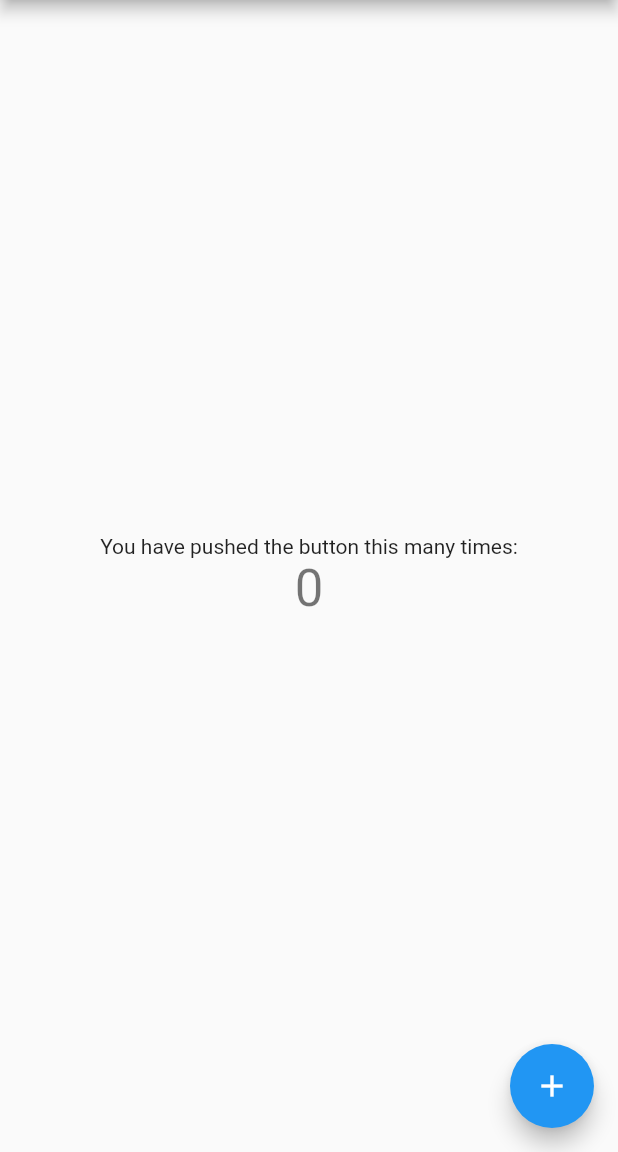
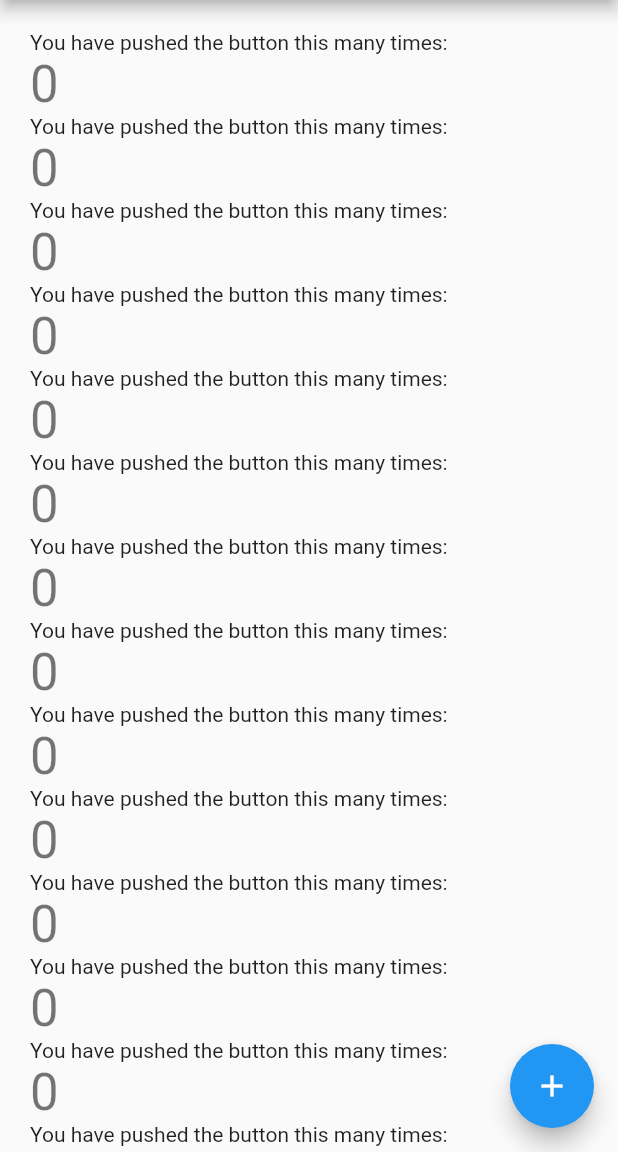
Before and after one commit to zxsylph/flutterapp01, a Flutter app: the screen it shows after launch, on a phone screen of 412 x 824 dp, the part 84-1236 px from its top. Run offline on Flutter 3.47's test engine with Material 2 defaults, Android fonts, the phone set to English and light mode, and no system bars.

Commit message:
try listview

```diff
--- a/lib/main.dart
+++ b/lib/main.dart
@@ -76,22 +76,9 @@ class _MyHomePageState extends State<MyHomePage> {
       body: Center(
           // Center is a layout widget. It takes a single child and positions it
           // in the middle of the parent.
-        child: Column(
-          // Column is also a layout widget. It takes a list of children and
-          // arranges them vertically. By default, it sizes itself to fit its
-          // children horizontally, and tries to be as tall as its parent.
-          //
-          // Invoke "debug painting" (press "p" in the console, choose the
-          // "Toggle Debug Paint" action from the Flutter Inspector in Android
-          // Studio, or the "Toggle Debug Paint" command in Visual Studio Code)
-          // to see the wireframe for each widget.
-          //
-          // Column has various properties to control how it sizes itself and
-          // how it positions its children. Here we use mainAxisAlignment to
-          // center the children vertically; the main axis here is the vertical
-          // axis because Columns are vertical (the cross axis would be
-          // horizontal).
-          mainAxisAlignment: MainAxisAlignment.center,
+          child: ListView(
+        shrinkWrap: true,
+        padding: const EdgeInsets.all(20.0),
         children: <Widget>[
           Text(
             'You have pushed the button this many times:',
@@ -100,9 +87,162 @@ class _MyHomePageState extends State<MyHomePage> {
             '$_counter',
             style: Theme.of(context).textTheme.headline4,
           ),
+          Text(
+            'You have pushed the button this many times:',
+          ),
+          Text(
+            '$_counter',
+            style: Theme.of(context).textTheme.headline4,
+          ),
+          Text(
+            'You have pushed the button this many times:',
+          ),
+          Text(
+            '$_counter',
+            style: Theme.of(context).textTheme.headline4,
+          ),
+          Text(
+            'You have pushed the button this many times:',
+          ),
+          Text(
+            '$_counter',
+            style: Theme.of(context).textTheme.headline4,
+          ),
+          Text(
+            'You have pushed the button this many times:',
+          ),
+          Text(
+            '$_counter',
+            style: Theme.of(context).textTheme.headline4,
+          ),
+          Text(
+            'You have pushed the button this many times:',
+          ),
+          Text(
+            '$_counter',
+            style: Theme.of(context).textTheme.headline4,
+          ),
+          Text(
+            'You have pushed the button this many times:',
+          ),
+          Text(
+            '$_counter',
+            style: Theme.of(context).textTheme.headline4,
+          ),
+          Text(
+            'You have pushed the button this many times:',
+          ),
+          Text(
+            '$_counter',
+            style: Theme.of(context).textTheme.headline4,
+          ),
+          Text(
+            'You have pushed the button this many times:',
+          ),
+          Text(
+            '$_counter',
+            style: Theme.of(context).textTheme.headline4,
+          ),
+          Text(
+            'You have pushed the button this many times:',
+          ),
+          Text(
+            '$_counter',
+            style: Theme.of(context).textTheme.headline4,
+          ),
+          Text(
+            'You have pushed the button this many times:',
+          ),
+          Text(
+            '$_counter',
+            style: Theme.of(context).textTheme.headline4,
+          ),
+          Text(
+            'You have pushed the button this many times:',
+          ),
+          Text(
+            '$_counter',
+            style: Theme.of(context).textTheme.headline4,
+          ),
+          Text(
+            'You have pushed the button this many times:',
+          ),
+          Text(
+            '$_counter',
+            style: Theme.of(context).textTheme.headline4,
+          ),
+          Text(
+            'You have pushed the button this many times:',
+          ),
+          Text(
+            '$_counter',
+            style: Theme.of(context).textTheme.headline4,
+          ),
+          Text(
+            'You have pushed the button this many times:',
+          ),
+          Text(
+            '$_counter',
+            style: Theme.of(context).textTheme.headline4,
+          ),
+          Text(
+            'You have pushed the button this many times:',
+          ),
+          Text(
+            '$_counter',
+            style: Theme.of(context).textTheme.headline4,
+          ),
+          Text(
+            'You have pushed the button this many times:',
+          ),
+          Text(
+            '$_counter',
+            style: Theme.of(context).textTheme.headline4,
+          ),
+          Text(
+            'You have pushed the button this many times:',
+          ),
+          Text(
+            '$_counter',
+            style: Theme.of(context).textTheme.headline4,
+          ),
+          Text(
+            'You have pushed the button this many times:',
+          ),
+          Text(
+            '$_counter',
+            style: Theme.of(context).textTheme.headline4,
+          ),
+          Text(
+            'You have pushed the button this many times:',
+          ),
+          Text(
+            '$_counter',
+            style: Theme.of(context).textTheme.headline4,
+          ),
+          Text(
+            'You have pushed the button this many times:',
+          ),
+          Text(
+            '$_counter',
+            style: Theme.of(context).textTheme.headline4,
+          ),
+          Text(
+            'You have pushed the button this many times:',
+          ),
+          Text(
+            '$_counter',
+            style: Theme.of(context).textTheme.headline4,
+          ),
+          Text(
+            'You have pushed the button this many times:',
+          ),
+          Text(
+            '$_counter',
+            style: Theme.of(context).textTheme.headline4,
+          ),
         ],
-        ),
-      ),
+      )),
       floatingActionButton: FloatingActionButton(
         onPressed: _incrementCounter,
         tooltip: 'Increment',
```
Lines whose indentation alone changed are shown as unchanged.
